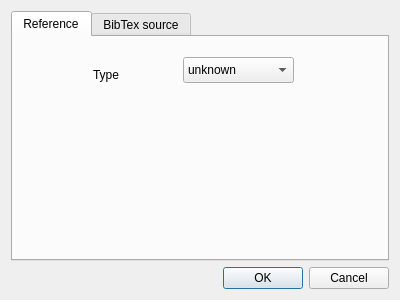
Above: RefDlg.ui from congchenutd/papernet before the change. Below: the same form after it.
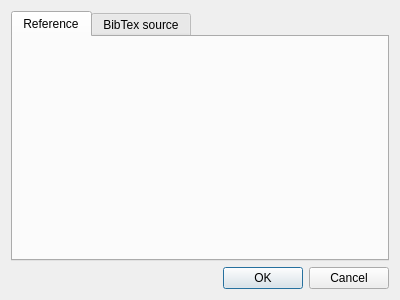
That is the form after the change. Custom widgets are drawn as their Qt base class.

Diff of the .ui file:
```diff
--- a/RefDlg.ui
+++ b/RefDlg.ui
@@ -23,65 +23,6 @@
       <attribute name="title">
        <string>Reference</string>
       </attribute>
-      <widget class="SetTextComboBox" name="comboType">
-       <property name="geometry">
-        <rect>
-         <x>170</x>
-         <y>20</y>
-         <width>111</width>
-         <height>26</height>
-        </rect>
-       </property>
-       <property name="sizePolicy">
-        <sizepolicy hsizetype="Expanding" vsizetype="Fixed">
-         <horstretch>0</horstretch>
-         <verstretch>0</verstretch>
-        </sizepolicy>
-       </property>
-       <item>
-        <property name="text">
-         <string>unknown</string>
-        </property>
-       </item>
-       <item>
-        <property name="text">
-         <string>journal</string>
-        </property>
-       </item>
-       <item>
-        <property name="text">
-         <string>inproceedings</string>
-        </property>
-       </item>
-       <item>
-        <property name="text">
-         <string>conference</string>
-        </property>
-       </item>
-       <item>
-        <property name="text">
-         <string>technical report</string>
-        </property>
-       </item>
-       <item>
-        <property name="text">
-         <string>thesis</string>
-        </property>
-       </item>
-      </widget>
-      <widget class="QLabel" name="labelType">
-       <property name="geometry">
-        <rect>
-         <x>80</x>
-         <y>30</y>
-         <width>31</width>
-         <height>16</height>
-        </rect>
-       </property>
-       <property name="text">
-        <string>Type</string>
-       </property>
-      </widget>
      </widget>
      <widget class="QWidget" name="tabSource">
       <attribute name="title">
@@ -102,13 +43,6 @@
    </item>
   </layout>
  </widget>
- <customwidgets>
-  <customwidget>
-   <class>SetTextComboBox</class>
-   <extends>QComboBox</extends>
-   <header>SetTextComboBox.h</header>
-  </customwidget>
- </customwidgets>
  <resources/>
  <connections>
   <connection>
```
